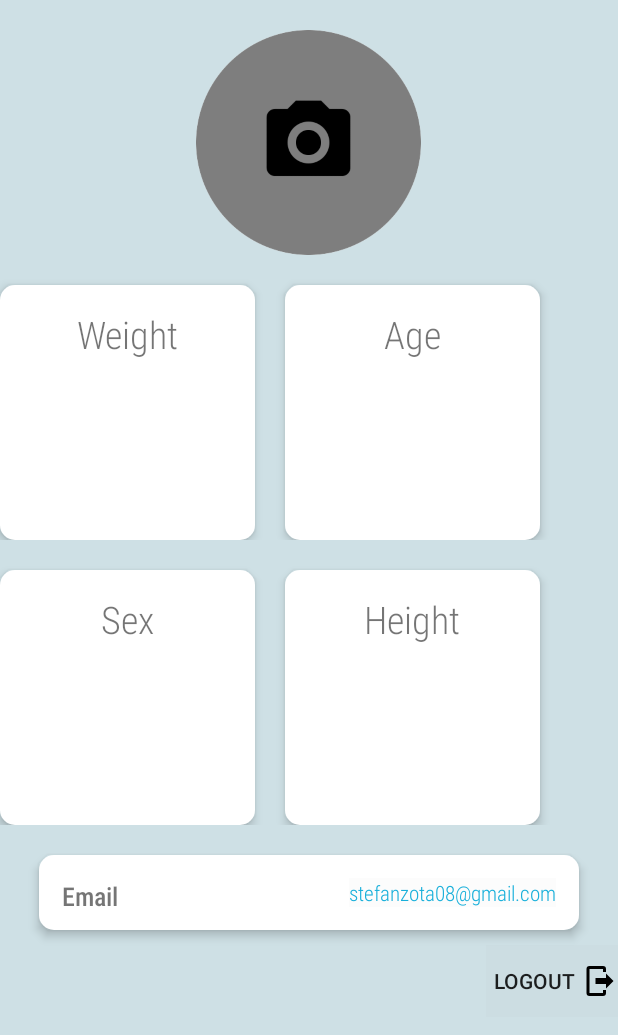
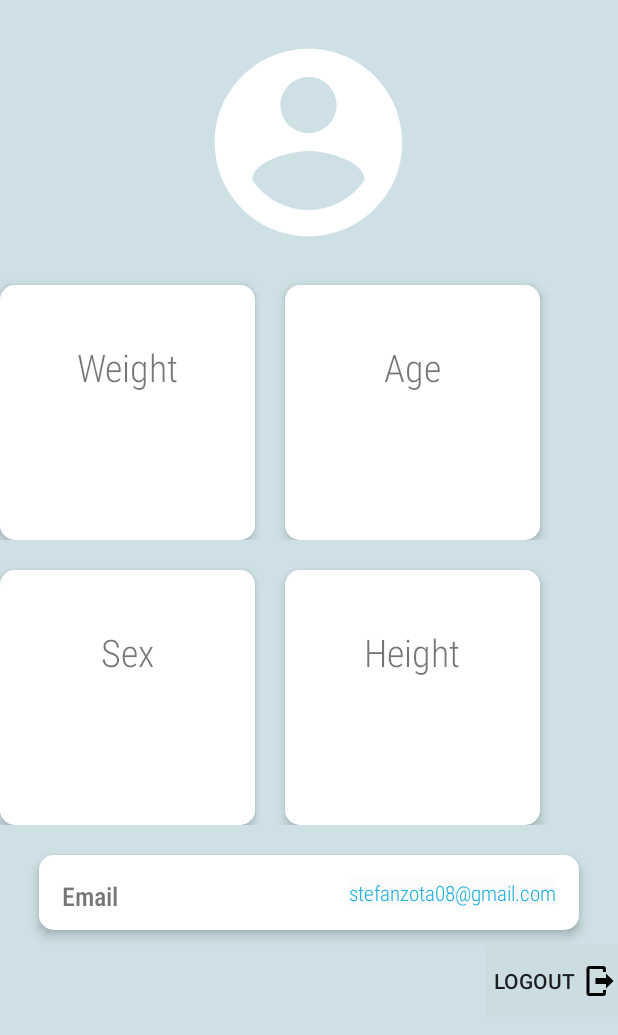
Before and after one commit to stefanpascu/WaterDrinkingReminder, an Android app: the layout fragment_profile.xml on its own in the app's theme, with its tools: preview values and no code run, on a phone screen of 412 x 824 dp. Shown: the top 1035 px of the screen. Run offline under Robolectric (Android 15) with nearby library versions, the phone set to English and light mode, and no system bars; plain views replace CircularImageView.

Commit message:
Added app icon and profile placeholder

```diff
--- a/app/src/main/AndroidManifest.xml
+++ b/app/src/main/AndroidManifest.xml
@@ -4,9 +4,9 @@
     <uses-permission android:name="android.permission.CAMERA"/>
     <application
         android:allowBackup="true"
-        android:icon="@mipmap/ic_launcher"
+        android:icon="@drawable/ic_water_glass"
         android:label="@string/app_name"
-        android:roundIcon="@mipmap/ic_launcher_round"
+        android:roundIcon="@drawable/ic_water_glass"
         android:supportsRtl="true"
         android:theme="@style/Theme.WaterDrinkingReminder">
         <activity
--- /dev/null
+++ b/app/src/main/res/drawable/ic_baseline_account_circle_24.xml
@@ -0,0 +1,5 @@
+<vector android:height="24dp" android:tint="#FFFFFF"
+    android:viewportHeight="24" android:viewportWidth="24"
+    android:width="24dp" xmlns:android="http://schemas.android.com/apk/res/android">
+    <path android:fillColor="@android:color/white" android:pathData="M12,2C6.48,2 2,6.48 2,12s4.48,10 10,10 10,-4.48 10,-10S17.52,2 12,2zM12,5c1.66,0 3,1.34 3,3s-1.34,3 -3,3 -3,-1.34 -3,-3 1.34,-3 3,-3zM12,19.2c-2.5,0 -4.71,-1.28 -6,-3.22 0.03,-1.99 4,-3.08 6,-3.08 1.99,0 5.97,1.09 6,3.08 -1.29,1.94 -3.5,3.22 -6,3.22z"/>
+</vector>
--- a/app/src/main/res/layout/fragment_profile.xml
+++ b/app/src/main/res/layout/fragment_profile.xml
@@ -71,7 +71,9 @@
                 android:id="@+id/profilePic"
                 android:layout_width="match_parent"
                 android:layout_height="match_parent"
-                android:background="@drawable/profile_pic"/>
+                android:background="@drawable/ic_baseline_account_circle_24"
+                android:scaleType="fitCenter"
+                android:elevation="4dp"/>
         </RelativeLayout>
 
 
@@ -94,6 +96,10 @@
                 android:elevation="4dp"
                 android:padding="15dp">
 
+                <RelativeLayout
+                    android:layout_width="match_parent"
+                    android:layout_height="wrap_content"
+                    android:layout_centerVertical="true">
                     <TextView
                         android:id="@+id/weight"
                         android:layout_width="match_parent"
@@ -117,6 +123,9 @@
                         android:text=""
                         android:textColor="#17AFDA"
                         android:textSize="45sp" />
+                </RelativeLayout>
+
+
 
             </RelativeLayout>
 
@@ -130,7 +139,10 @@
                 android:background="@drawable/input"
                 android:elevation="4dp"
                 android:padding="15dp">
-
+                <RelativeLayout
+                    android:layout_width="match_parent"
+                    android:layout_height="wrap_content"
+                    android:layout_centerVertical="true">
                     <TextView
                         android:id="@+id/age"
                         android:layout_width="match_parent"
@@ -154,6 +166,7 @@
                         android:text=""
                         android:textColor="#17AFDA"
                         android:textSize="45sp" />
+                </RelativeLayout>
 
             </RelativeLayout>
 
@@ -177,7 +190,10 @@
                 android:background="@drawable/input"
                 android:elevation="4dp"
                 android:padding="15dp">
-
+                <RelativeLayout
+                    android:layout_width="match_parent"
+                    android:layout_height="wrap_content"
+                    android:layout_centerVertical="true">
                     <TextView
                         android:id="@+id/sex"
                         android:layout_width="match_parent"
@@ -201,6 +217,7 @@
                         android:text=""
                         android:textColor="#17AFDA"
                         android:textSize="45sp" />
+                </RelativeLayout>
 
             </RelativeLayout>
 
@@ -214,7 +231,10 @@
                 android:background="@drawable/input"
                 android:elevation="4dp"
                 android:padding="15dp">
-
+                <RelativeLayout
+                    android:layout_width="match_parent"
+                    android:layout_height="wrap_content"
+                    android:layout_centerVertical="true">
                     <TextView
                         android:id="@+id/unit"
                         android:layout_width="match_parent"
@@ -238,6 +258,7 @@
                         android:text=""
                         android:textColor="#17AFDA"
                         android:textSize="45sp" />
+                </RelativeLayout>
 
             </RelativeLayout>
 
```
Lines whose indentation alone changed are shown as unchanged.
